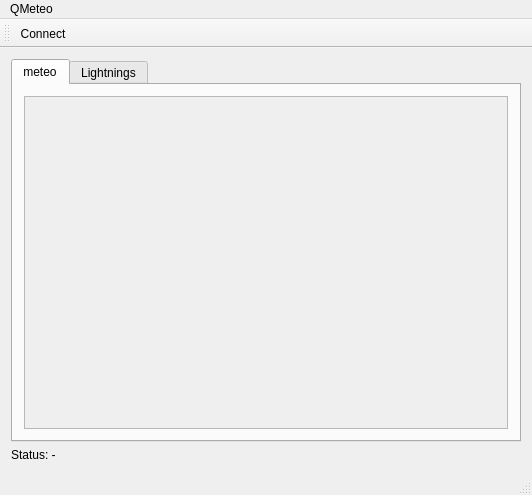
First picture: the form in QMeteo/mainwindow.ui, repository grisu48/meteo, before the edit.
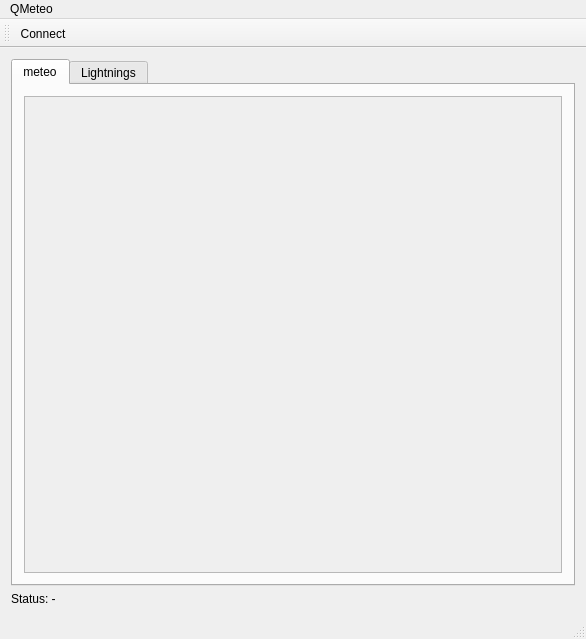
Second picture: the form after the edit.

Commit message: Increased window size

What changed in the file:
```diff
--- a/QMeteo/mainwindow.ui
+++ b/QMeteo/mainwindow.ui
@@ -6,8 +6,8 @@
    <rect>
     <x>0</x>
     <y>0</y>
-    <width>532</width>
-    <height>495</height>
+    <width>586</width>
+    <height>639</height>
    </rect>
   </property>
   <property name="windowTitle">
@@ -35,8 +35,8 @@
             <rect>
              <x>0</x>
              <y>0</y>
-             <width>490</width>
-             <height>327</height>
+             <width>544</width>
+             <height>471</height>
             </rect>
            </property>
            <layout class="QVBoxLayout" name="verticalLayout_3">
@@ -121,8 +121,8 @@
     <rect>
      <x>0</x>
      <y>0</y>
-     <width>532</width>
-     <height>23</height>
+     <width>586</width>
+     <height>22</height>
     </rect>
    </property>
    <widget class="QMenu" name="menuQMeteo">
```
